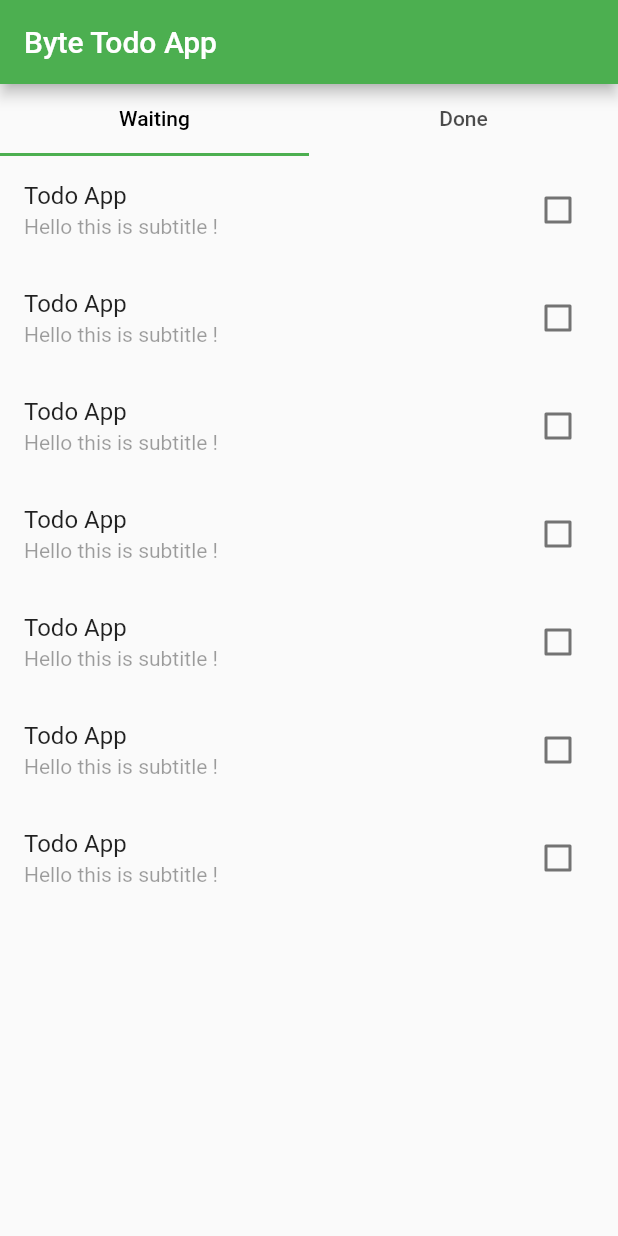
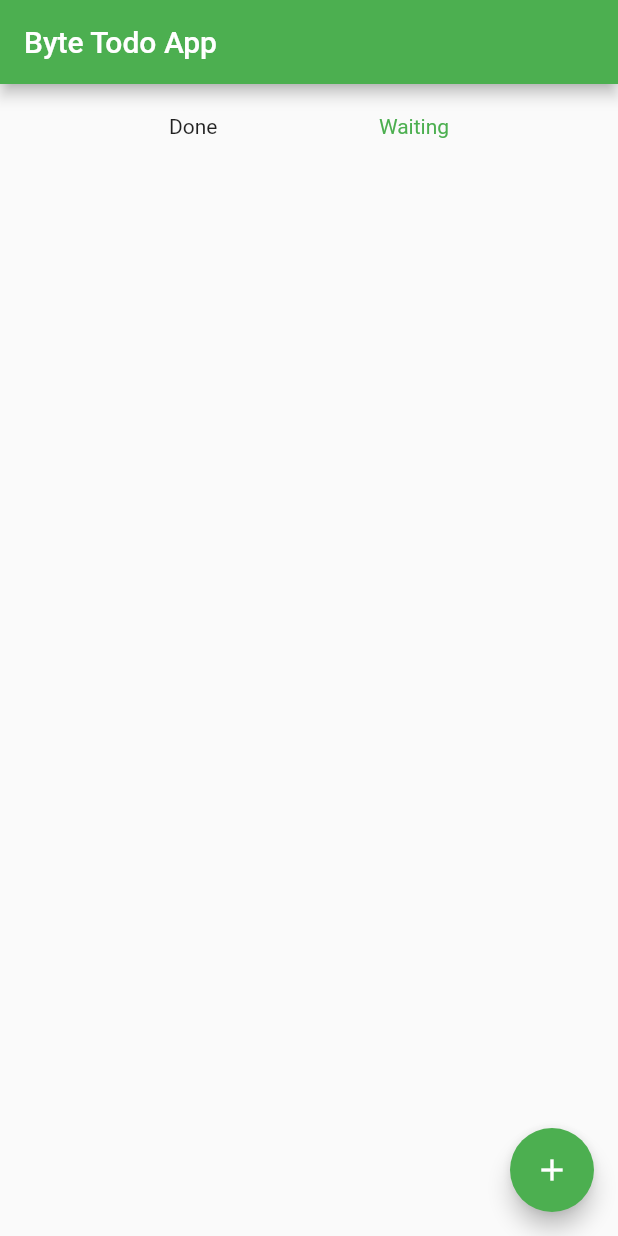
Before and after one commit to mohamed97alsaee/byte_todos, a Flutter app: the screen it shows after launch, on a phone screen of 412 x 824 dp. Run offline on Flutter 3.47's test engine with Material 2 defaults, Android fonts, the phone set to English and light mode, and no system bars.

Commit message:
21 jun 7:00 pm

```diff
--- a/lib/screens/home_screen.dart
+++ b/lib/screens/home_screen.dart
@@ -1,14 +1,8 @@
-
-
-
-
 import 'package:flutter/foundation.dart';
 import 'package:flutter/material.dart';
 
 class MyHomePage extends StatefulWidget {
   const MyHomePage({super.key, required this.title});
-
-
 
   final String title;
 
@@ -16,90 +10,187 @@ class MyHomePage extends StatefulWidget {
   State<MyHomePage> createState() => _MyHomePageState();
 }
 
+class _MyHomePageState extends State<MyHomePage> {
+  bool selectedStatus = false;
+  TextEditingController titleController = TextEditingController();
+  TextEditingController subTitleController = TextEditingController();
 
-
-
-
-
-
-
-class _MyHomePageState extends State<MyHomePage> {
-
-
-List tasks = [
-  {'title' : 'Todo App',
-   'subtitle': "Hello this is subtitle !",
-   'isDone' : false},
-  {'title' : 'Todo App', 'subtitle': "Hello this is subtitle !" ,'isDone' : false},
-  {'title' : 'Todo App', 'subtitle': "Hello this is subtitle !" ,'isDone' : false},
-  {'title' : 'Todo App', 'subtitle': "Hello this is subtitle !" ,'isDone' : false},
-  {'title' : 'Todo App', 'subtitle': "Hello this is subtitle !" ,'isDone' : false},
-  {'title' : 'Todo App', 'subtitle': "Hello this is subtitle !" ,'isDone' : false},
-  {'title' : 'Todo App', 'subtitle': "Hello this is subtitle !" ,'isDone' : false},
-
-
-];
+  List tasks = [];
 
   @override
   void initState() {
     if (kDebugMode) {
-  print('HELLO FROM HOME INIT')   ;
-} super.initState();
+      print('HELLO FROM HOME INIT');
     }
+    super.initState();
+  }
+
   @override
   Widget build(BuildContext context) {
-
     return Scaffold(
       appBar: AppBar(
-
         title: Text(widget.title),
       ),
-      body:
-  DefaultTabController(
-    length: 2,
-    child: Column(
+      body: Column(
         children: [
-        const TabBar(
-        labelColor: Colors.black,
-        tabs:  [
-          Tab(
-            text: 'Waiting',
-
+          Padding(
+            padding: const EdgeInsets.symmetric(horizontal: 5, vertical: 20),
+            child: Row(
+              mainAxisAlignment: MainAxisAlignment.spaceEvenly,
+              children: [
+                GestureDetector(
+                  child: Text(
+                    'Done',
+                    style: TextStyle(
+                        color: selectedStatus == true
+                            ? Colors.green
+                            : Colors.black87),
                   ),
-           Tab(
-            text: 'Done',
-
-          ),
-        ]
-
-
-        ),
-
-  Expanded(child: TabBarView(children:  [       ListView.builder(
-        itemCount:  tasks.length,
-        shrinkWrap: true,
-
-         itemBuilder: (context , index){
-        return ListTile(
-        title: Text(tasks[index]['title'] , ),
-        subtitle:  Text(tasks[index]['subtitle'] , style:  TextStyle( color: Colors.black38 , decoration: tasks[index]['isDone']  ? TextDecoration.lineThrough : TextDecoration.none ), ),
-        trailing: Checkbox(value: tasks[index]['isDone'] ,
-        onChanged: (value){
+                  onTap: () {
                     setState(() {
-        tasks[index]['isDone'] = !tasks[index]['isDone']  ;
+                      selectedStatus = true;
                     });
-        }, ),);
-
                   },
                 ),
-     const Center(child: Text('DONE'),)] ))
+                GestureDetector(
+                  child: Text(
+                    'Waiting',
+                    style: TextStyle(
+                        color: selectedStatus == false
+                            ? Colors.green
+                            : Colors.black87),
+                  ),
+                  onTap: () {
+                    setState(() {
+                      selectedStatus = false;
+                    });
+                  },
+                ),
               ],
+            ),
+          ),
+          Expanded(
+            child: ListView.builder(
+              itemCount: tasks.length,
+              shrinkWrap: true,
+              itemBuilder: (context, index) {
+                return selectedStatus == tasks[index]['isDone']
+                    ? ListTile(
+                        title: Text(
+                          tasks[index]['title'],
+                          style: TextStyle(
+                              decoration: tasks[index]['isDone']
+                                  ? TextDecoration.lineThrough
+                                  : TextDecoration.none),
+                        ),
+                        subtitle: Column(
+                          crossAxisAlignment: CrossAxisAlignment.start,
+                          children: [
+                            Text(
+                              tasks[index]['subtitle'].toString(),
+                              style: TextStyle(
+                                  decoration: tasks[index]['isDone']
+                                      ? TextDecoration.lineThrough
+                                      : TextDecoration.none),
+                            ),
+                            Text(
+                              tasks[index]['created_at']
+                                  .toString()
+                                  .substring(0, 10)
+                                  .replaceAll('-', '/'),
+                              style: TextStyle(
+                                  color: Colors.grey,
+                                  fontSize: 13,
+                                  decoration: tasks[index]['isDone']
+                                      ? TextDecoration.lineThrough
+                                      : TextDecoration.none),
+                            ),
+                          ],
+                        ),
+                        trailing: Checkbox(
+                          value: tasks[index]['isDone'],
+                          onChanged: (value) {
+                            setState(() {
+                              tasks[index]['isDone'] = !tasks[index]['isDone'];
+                            });
+                          },
+                        ),
+                      )
+                    : Container();
+              },
+            ),
+          )
+        ],
+      ),
+      floatingActionButton: FloatingActionButton(
+        onPressed: () {
+          showDialog(
+              context: context,
+              builder: (BuildContext context) {
+                return Dialog(
+                  child: Padding(
+                    padding: const EdgeInsets.all(8.0),
+                    child: Form(
+                      child: Column(
+                        mainAxisSize: MainAxisSize.min,
+                        children: [
+                          const Text('Hello From Dialog'),
+                          TextFormField(
+                            autovalidateMode:
+                                AutovalidateMode.onUserInteraction,
+                            controller: titleController,
+                            validator: (value) {
+                              if (value!.isEmpty) {
+                                return 'Please enter some text';
+                              }
+                              if (value.length <= 3) {
+                                return 'Please enter valid task';
+                              }
+                            },
+                          ),
+                          TextFormField(
+                            autovalidateMode:
+                                AutovalidateMode.onUserInteraction,
+                            controller: subTitleController,
+                            validator: (value) {
+                              if (value!.isEmpty) {
+                                return 'Please enter some text';
+                              }
+                              if (value.length <= 3) {
+                                return 'Please enter valid task';
+                              }
+                            },
+                          ),
+                          TextButton(
+                              onPressed: () {
+                                if (titleController.text.isNotEmpty &&
+                                    subTitleController.text.isNotEmpty) {
+                                  setState(() {
+                                    tasks.add(
+                                      {
+                                        'title': titleController.text,
+                                        'subtitle': subTitleController.text,
+                                        'isDone': false,
+                                        "created_at": DateTime.now()
+                                      },
+                                    );
+                                  });
+                                  titleController.clear();
+                                  subTitleController.clear();
 
-
+                                  Navigator.pop(context);
+                                }
+                              },
+                              child: const Text('Add')),
+                        ],
                       ),
-
-
-  )
+                    ),
+                  ),
+                );
+              });
+        },
+        child: const Icon(Icons.add),
+      ),
     );
   }
 }
```
Lines whose indentation alone changed are shown as unchanged.
